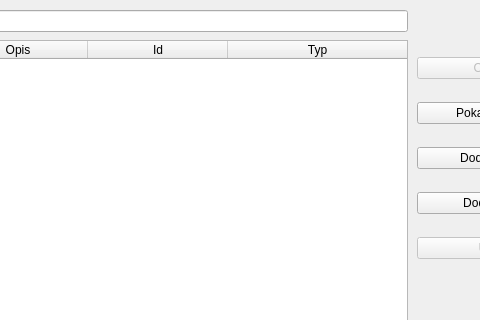
Qt form mainwindow.ui (KFugler/ProjektPk4) before a commit; both pictures show x 233 to 713 and y 0 to 320 of the 809 by 606 pixel window.
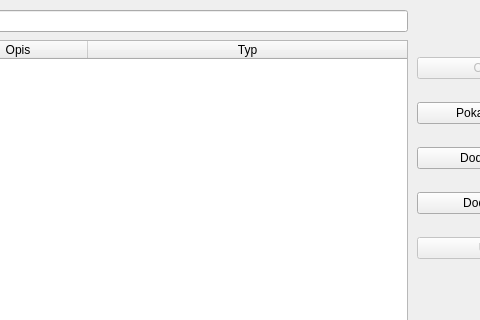
The same form after that commit.

```diff
--- a/mainwindow.ui
+++ b/mainwindow.ui
@@ -60,11 +60,6 @@
       <string>Opis</string>
      </property>
     </column>
-    <column>
-     <property name="text">
-      <string>Id</string>
-     </property>
-    </column>
     <column>
      <property name="text">
       <string>Typ</string>
```
